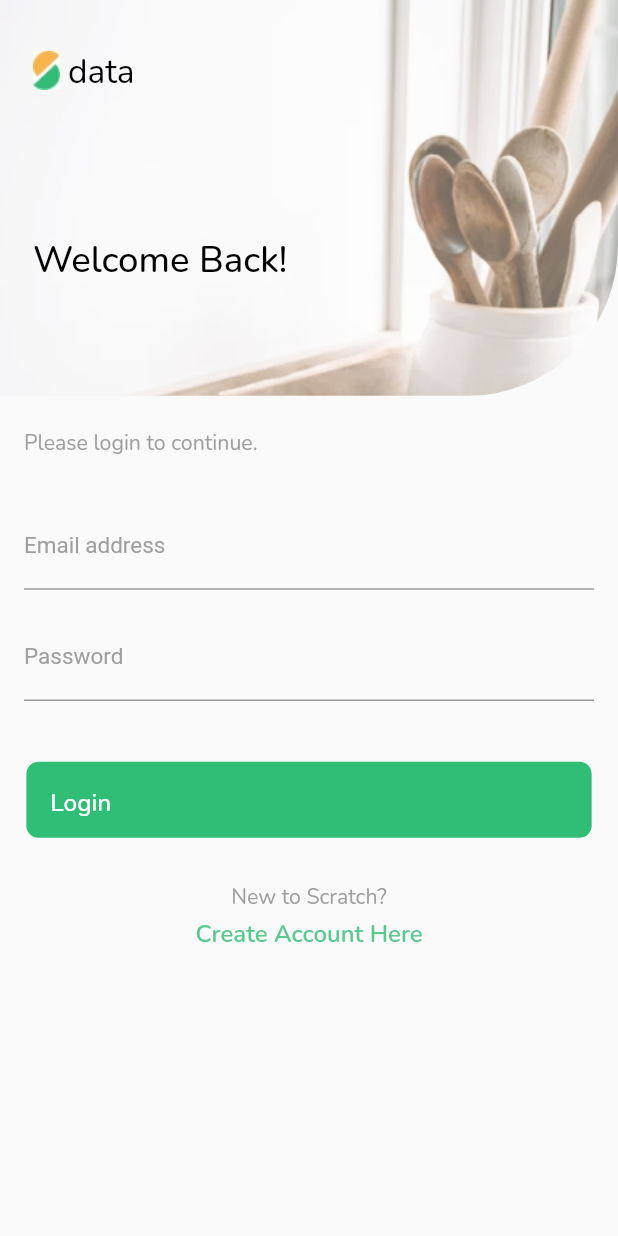
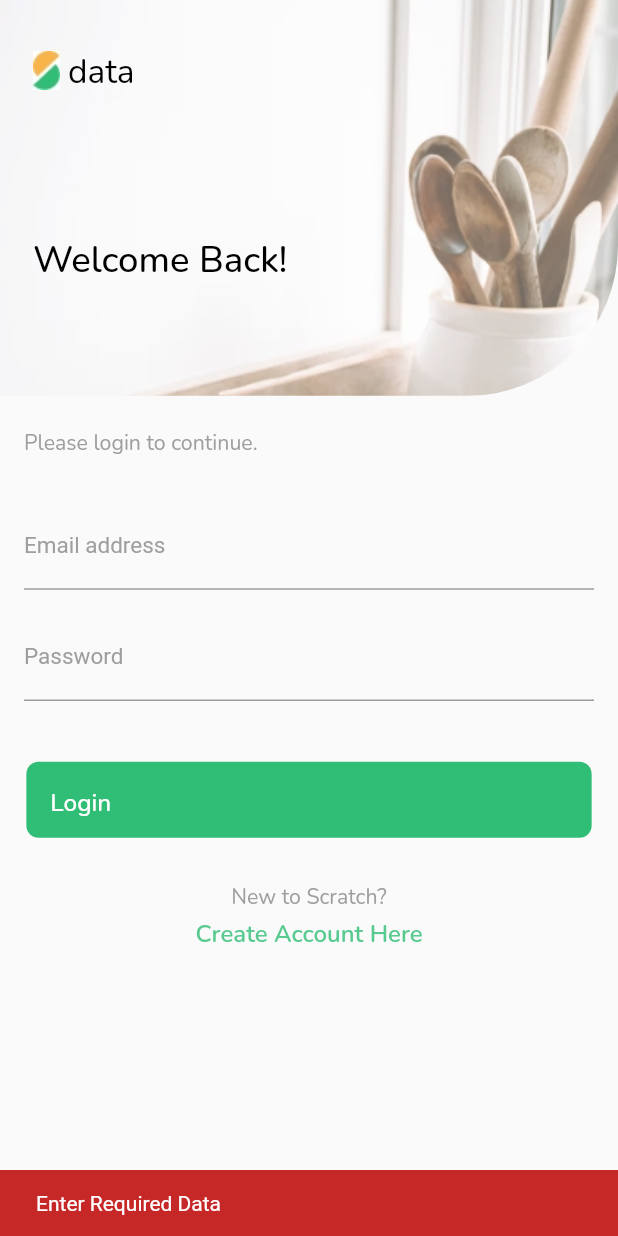
Before and after one commit to AbedUllahAboSamra/Scratch-app, a Flutter app: the screen it shows after launch, after a tap on "Login", on a phone screen of 412 x 824 dp. Run offline on Flutter 3.47's test engine with Material 2 defaults, Android fonts, the phone set to English and light mode, and no system bars; our stand-ins replace flutter_screenutil, google_fonts, shared_preferences; network calls fail; Roboto replaces fonts that are missing (Cairo, Neuton).

Commit message:
login nd register and logout operation done

```diff
--- a/lib/API/api_setting.dart
+++ b/lib/API/api_setting.dart
@@ -1,6 +1,6 @@
-
-class APISETTING {
-static String BASEURL = "http://teamadmark.herokuapp.com/api/chef";
-static String LOIGN =   "$BASEURL/login";
-static String REGISTER = "$BASEURL/register";
+class ApiSettings {
+  static String BASEURL = "http://teamadmark.herokuapp.com/api/chef";
+  static String LOGIN = "$BASEURL/auth/login";
+  static String REGISTER = "$BASEURL/auth/register";
+  static String LOGOUT = "$BASEURL/auth/logout";
 }
--- a/lib/Screens/LoginAndCreeatAccount/LoginScreen.dart
+++ b/lib/Screens/LoginAndCreeatAccount/LoginScreen.dart
@@ -1,15 +1,40 @@
 import 'package:flutter/material.dart';
+import 'package:flutter/scheduler.dart';
 import 'package:flutter_screenutil/flutter_screenutil.dart';
 import 'package:provider/provider.dart';
+import 'package:scratchfood/API/auth_api_controller.dart';
 import 'package:scratchfood/Screens/LoginAndCreeatAccount/CreateAccountScreen.dart';
+import 'package:scratchfood/Screens/MainScreen/HomeScreen/HomeScreen.dart';
+import 'package:scratchfood/util/context_extenssion.dart';
 
 import '../../ShardDesgin/ShardWidget.dart';
 import '../../SplitCode/ProviderSwitchUpdate.dart';
+import '../../model/api_response.dart';
 import '../MainScreen/MainScreenController.dart';
 
-class LoginScreen extends StatelessWidget {
-  var emailController = TextEditingController();
-  var passwordController = TextEditingController();
+class LoginScreen extends StatefulWidget {
+  static String loginScreenNamed = '/login_screen';
+  @override
+  State<LoginScreen> createState() => _LoginScreenState();
+}
+
+class _LoginScreenState extends State<LoginScreen> {
+  late TextEditingController emailController;
+  late TextEditingController passwordController;
+
+  @override
+  void initState() {
+    emailController = TextEditingController();
+    passwordController = TextEditingController();
+    super.initState();
+  }
+
+  @override
+  void dispose() {
+    emailController.dispose();
+    passwordController.dispose();
+    super.dispose();
+  }
 
   @override
   Widget build(BuildContext context) {
@@ -90,8 +115,9 @@ class LoginScreen extends StatelessWidget {
                 context: context,
                 lableText: 'Login',
                 onPresed: () {
-
-                             }),
+                  print('object');
+                  _performLogin();
+                }),
             Container(
               alignment: Alignment.center,
               margin: EdgeInsets.only(top: 8),
@@ -107,10 +133,12 @@ class LoginScreen extends StatelessWidget {
                   ),
                   InkWell(
                       onTap: () {
-                        Navigator.push(
-                            context,
-                            MaterialPageRoute(
-                                builder: (ctx) => CreateAccountScreen()));
+                        SchedulerBinding.instance.addPostFrameCallback((_) {
+                          Navigator.push(context,
+                              MaterialPageRoute(builder: (ctx) {
+                            return CreateAccountScreen();
+                          }));
+                        });
                       },
                       child: Text(
                         'Create Account Here',
@@ -127,4 +155,31 @@ class LoginScreen extends StatelessWidget {
       ),
     );
   }
+
+  void _performLogin() {
+    if (_checkData()) {
+      _login();
+    }
+  }
+
+  bool _checkData() {
+    if (emailController.text.isNotEmpty && passwordController.text.isNotEmpty) {
+      return true;
+    }
+    context.ShowSnackBar(message: 'Enter Required Data', error: true);
+    return false;
+  }
+
+  void _login() async {
+    ApiResponse response = await AuthApiController().login(
+      email: emailController.text,
+      password: passwordController.text,
+    );
+    print(response.success);
+    if (response.success) {
+      Navigator.pushReplacement(context,
+          MaterialPageRoute(builder: (context) => MainScreenController()));
+    }
+    context.ShowSnackBar(message: response.message, error: !response.success);
+  }
 }
--- a/lib/Screens/MainScreen/ProfileScreen/PtofileScreen.dart
+++ b/lib/Screens/MainScreen/ProfileScreen/PtofileScreen.dart
@@ -7,6 +7,7 @@ import 'package:scratchfood/Screens/MainScreen/ProfileScreen/EditeProfile.dart';
 import 'package:scratchfood/Screens/MainScreen/ProfileScreen/RecipesPage.dart';
 import 'package:scratchfood/Screens/MainScreen/ProfileScreen/SavedPage.dart';
 import 'package:scratchfood/Screens/MainScreen/ProfileScreen/Settings.dart';
+import 'package:scratchfood/prefs/shared_pref_controller.dart';
 
 import '../../../ShardDesgin/ShardWidget.dart';
 import 'FollowingPage.dart';
@@ -117,7 +118,8 @@ class _ProfileState extends State<Profile> with TickerProviderStateMixin {
                   crossAxisAlignment: CrossAxisAlignment.start,
                   children: [
                     Text(
-                      'User Name',
+                      SharedPrefController()
+                          .getValueFor<String>(PrefKeys.name.name)!,
                       style: Theme.of(context)
                           .textTheme
                           .bodyText2
--- /dev/null
+++ b/lib/Screens/lunch_screen/launch_screen.dart
@@ -0,0 +1,67 @@
+import 'package:flutter/material.dart';
+import 'package:flutter_screenutil/flutter_screenutil.dart';
+import 'package:google_fonts/google_fonts.dart';
+import 'package:scratchfood/Screens/LoginAndCreeatAccount/LoginScreen.dart';
+import 'package:scratchfood/Screens/MainScreen/MainScreenController.dart';
+
+import '../../prefs/shared_pref_controller.dart';
+
+class LaunchScreen extends StatefulWidget {
+  const LaunchScreen({Key? key}) : super(key: key);
+  static String screenNamed = '/lunch_screen';
+
+  @override
+  State<LaunchScreen> createState() => _LaunchScreenState();
+}
+
+class _LaunchScreenState extends State<LaunchScreen> {
+  @override
+  void initState() {
+    // TODO: implement initState
+    super.initState();
+    Future.delayed(const Duration(seconds: 3), () {
+      String loggedIn =
+          SharedPrefController().getValueFor<bool>(PrefKeys.loggedIn.name) ??
+                  false
+              ? MainScreenController.mainScreenNamed
+              : LoginScreen.loginScreenNamed;
+      Navigator.pushReplacementNamed(context, loggedIn);
+    });
+  }
+
+  @override
+  Widget build(BuildContext context) {
+    return Scaffold(
+      body: Column(
+        mainAxisAlignment: MainAxisAlignment.center,
+        children: [
+          Stack(
+            alignment: Alignment.topCenter,
+            // mainAxisAlignment: MainAxisAlignment.center,
+            children: [
+              Container(
+                child: Image.asset(
+                  'assets/Image/splash_image.png',
+                  fit: BoxFit.fill,
+                ),
+              ),
+              Row(
+                mainAxisAlignment: MainAxisAlignment.center,
+                children: [
+                  Image.asset('assets/logo.jpg'),
+                  SizedBox(
+                    width: 3.w,
+                  ),
+                  Text(
+                    'Scartch',
+                    style: Theme.of(context).textTheme.headline1,
+                  ),
+                ],
+              ),
+            ],
+          ),
+        ],
+      ),
+    );
+  }
+}
--- a/lib/ShardDesgin/ShardWidget.dart
+++ b/lib/ShardDesgin/ShardWidget.dart
@@ -46,7 +46,7 @@ Widget ShardMaterialButton({
   double margenRight = 16.0,
   double margenLeft = 16.0,
   double radis = 8.0,
-  required Function onPresed,
+  required VoidCallback onPresed,
 }) {
   return Container(
     height: 50.h,
@@ -57,7 +57,7 @@ Widget ShardMaterialButton({
       highlightColor: Colors.transparent,
       focusColor: Colors.transparent,
       minWidth: double.infinity,
-      onPressed: () => onPresed,
+      onPressed: onPresed,
       child: Container(
         width: double.infinity,
         margin: EdgeInsets.only(top: 5.h),
--- a/lib/main.dart
+++ b/lib/main.dart
@@ -4,14 +4,16 @@ import 'package:flutter/material.dart';
 import 'package:flutter_screenutil/flutter_screenutil.dart';
 import 'package:google_fonts/google_fonts.dart';
 import 'package:provider/provider.dart';
-  import 'Screens/LoginAndCreeatAccount/CreateAccountScreen.dart';
+import 'package:scratchfood/Screens/lunch_screen/launch_screen.dart';
+import 'package:scratchfood/prefs/shared_pref_controller.dart';
+import 'Screens/LoginAndCreeatAccount/CreateAccountScreen.dart';
 import 'Screens/LoginAndCreeatAccount/LoginScreen.dart';
 import 'Screens/MainScreen/MainScreenController.dart';
 import 'SplitCode/ProviderSwitchUpdate.dart';
 
-
-void main() {
+void main() async{
   WidgetsFlutterBinding.ensureInitialized();
+ await SharedPrefController().initPref();
   runApp(const MyApp());
 }
 
@@ -20,9 +22,8 @@ class MyApp extends StatelessWidget {
 
   @override
   Widget build(BuildContext context) {
-
-    return ChangeNotifierProvider <ProviderSwitchUpdate>(
-      create: (context){
+    return ChangeNotifierProvider<ProviderSwitchUpdate>(
+      create: (context) {
         return ProviderSwitchUpdate();
       },
       child: ScreenUtilInit(
@@ -125,14 +126,21 @@ class MyApp extends StatelessWidget {
                         color: Colors.grey[500]!,
                       ),
                     ),
-                    labelStyle:
-                        GoogleFonts.neuton(fontSize: 15, color: Colors.grey[500]),
+                    labelStyle: GoogleFonts.neuton(
+                        fontSize: 15, color: Colors.grey[500]),
                   ),
                   iconTheme: IconThemeData(
                     color: Color(0xFFE3E3E3),
                     size: 24,
                   )),
               home: LoginScreen(),
+              initialRoute: LaunchScreen.screenNamed,
+              routes: {
+                LaunchScreen.screenNamed :(context)=>LaunchScreen(),
+                MainScreenController.mainScreenNamed :(context)=>MainScreenController(),
+                LoginScreen.loginScreenNamed :(context)=>LoginScreen(),
+
+              },
             );
           }),
     );
--- /dev/null
+++ b/lib/model/api_response.dart
@@ -0,0 +1,7 @@
+class ApiResponse{
+  final bool success;
+  final String message;
+
+  ApiResponse({required this.message,this.success=false});
+
+}
--- /dev/null
+++ b/lib/model/user.dart
@@ -0,0 +1,48 @@
+class User {
+  int? id;
+  String? name;
+  String? email;
+  String? emailVerifiedAt;
+  String? createdAt;
+  String? updatedAt;
+  String? phone;
+  String? bio;
+  String? image;
+
+  User(
+      {this.id,
+      this.name,
+      this.email,
+      this.emailVerifiedAt,
+      this.createdAt,
+      this.updatedAt,
+      this.phone,
+      this.bio,
+      this.image});
+
+  User.fromJson(Map<String, dynamic> json) {
+    id = json['id'];
+    name = json['name'];
+    email = json['email'];
+    emailVerifiedAt = json['email_verified_at'];
+    createdAt = json['created_at'];
+    updatedAt = json['updated_at'];
+    phone = json['phone'];
+    bio = json['bio'];
+    image = json['image'];
+  }
+
+  Map<String, dynamic> toJson() {
+    final Map<String, dynamic> data = new Map<String, dynamic>();
+    data['id'] = this.id;
+    data['name'] = this.name;
+    data['email'] = this.email;
+    data['email_verified_at'] = this.emailVerifiedAt;
+    data['created_at'] = this.createdAt;
+    data['updated_at'] = this.updatedAt;
+    data['phone'] = this.phone;
+    data['bio'] = this.bio;
+    data['image'] = this.image;
+    return data;
+  }
+}
--- /dev/null
+++ b/lib/model/user_model.dart
@@ -0,0 +1,25 @@
+import 'package:scratchfood/model/user.dart';
+
+class UserModel {
+  String? token;
+  User? user;
+  int? status;
+
+  UserModel({this.token, this.user, this.status});
+
+  UserModel.fromJson(Map<String, dynamic> json) {
+    token = json['token'];
+    user = json['user'] != null ? new User.fromJson(json['user']) : null;
+    status = json['status'];
+  }
+
+  Map<String, dynamic> toJson() {
+    final Map<String, dynamic> data = new Map<String, dynamic>();
+    data['token'] = this.token;
+    if (this.user != null) {
+      data['user'] = this.user!.toJson();
+    }
+    data['status'] = this.status;
+    return data;
+  }
+}
--- /dev/null
+++ b/lib/prefs/shared_pref_controller.dart
@@ -0,0 +1,56 @@
+import 'package:scratchfood/model/user_model.dart';
+import 'package:shared_preferences/shared_preferences.dart';
+
+enum PrefKeys { loggedIn, id, name, email, mobile, verified, token }
+
+class SharedPrefController {
+  SharedPrefController._();
+  late SharedPreferences _sharedPreferences;
+  static SharedPrefController? _instance;
+  factory SharedPrefController() {
+    return _instance ??= SharedPrefController._();
+  }
+
+  Future<void> initPref() async {
+    _sharedPreferences = await SharedPreferences.getInstance();
+  }
+
+  // void save(User user){
+  //    _sharedPreferences.setBool(PrefKeys.loggedIn.name, true);
+  //    _sharedPreferences.setInt(PrefKeys.id.name, user.id);
+  //    _sharedPreferences.setString(PrefKeys.city_id.name, user.cityId.toString());
+  //    _sharedPreferences.setString(PrefKeys.name.name, user.name);
+  //    _sharedPreferences.setString(PrefKeys.email.name, user.email?? '');
+  //     _sharedPreferences.setString(PrefKeys.mobile.name, user.mobile);
+  //    _sharedPreferences.setString(PrefKeys.gender.name, user.gender);
+  //    _sharedPreferences.setBool(PrefKeys.active.name, user.active);
+  //    _sharedPreferences.setBool(PrefKeys.verified.name, user.verified);
+  //    _sharedPreferences.setString(PrefKeys.token.name, 'Bearer ${user.token}');
+  //
+  // }
+  void save(UserModel userModel) {
+    _sharedPreferences.setBool(PrefKeys.loggedIn.name, true);
+    _sharedPreferences.setString(
+        PrefKeys.email.name, userModel.user!.email ?? '');
+    _sharedPreferences.setString(PrefKeys.name.name, userModel.user!.name!);
+    _sharedPreferences.setString(
+        PrefKeys.id.name, userModel.user!.id.toString());
+    _sharedPreferences.setString(
+        PrefKeys.verified.name, userModel.user!.emailVerifiedAt.toString());
+    _sharedPreferences.setString(
+        PrefKeys.token.name, 'Bearer ${userModel.token!}');
+    _sharedPreferences.setString(
+        PrefKeys.mobile.name, userModel.user!.phone ?? '');
+  }
+
+  T? getValueFor<T>(String key) {
+    if (_sharedPreferences.containsKey(key)) {
+      return _sharedPreferences.get(key) as T?;
+    }
+    return null;
+  }
+
+  void clear() async {
+    _sharedPreferences.clear();
+  }
+}
--- /dev/null
+++ b/lib/util/api_helpers.dart
@@ -0,0 +1,7 @@
+
+import '../model/api_response.dart';
+
+mixin ApiHelpers{
+
+  ApiResponse get errorResponse => ApiResponse(message: 'something went wrong , try again',success: false);
+}
--- /dev/null
+++ b/lib/util/context_extenssion.dart
@@ -0,0 +1,18 @@
+import 'package:flutter/material.dart';
+import 'package:google_fonts/google_fonts.dart';
+
+extension ctx on BuildContext {
+  void ShowSnackBar({required String message, bool error = false}) {
+    ScaffoldMessenger.of(this).showSnackBar(
+      SnackBar(
+        content: Text(
+          message,
+          style: GoogleFonts.cairo(),
+        ),
+        backgroundColor: error ? Colors.red.shade800 : Colors.green.shade800,
+        duration: Duration(seconds: 2),
+        dismissDirection: DismissDirection.horizontal,
+      ),
+    );
+  }
+}
--- a/pubspec.yaml
+++ b/pubspec.yaml
@@ -39,6 +39,7 @@ dependencies:
   cupertino_icons: ^1.0.2
   provider: ^6.0.3
   http: ^0.13.5
+  shared_preferences: ^2.0.15
 
 
 dev_dependencies:
```
Also changed, not shown: lib/API/auth_api_controller.dart (added, +84 -0 lines), lib/Screens/LoginAndCreeatAccount/CreateAccountScreen.dart (+63 -9 lines), lib/Screens/MainScreen/MainScreenController.dart (+22 -12 lines), lib/Screens/MainScreen/ProfileScreen/Settings.dart (+24 -7 lines), assets/Image/splash_image.png (added), pubspec.lock, 1 other file.
